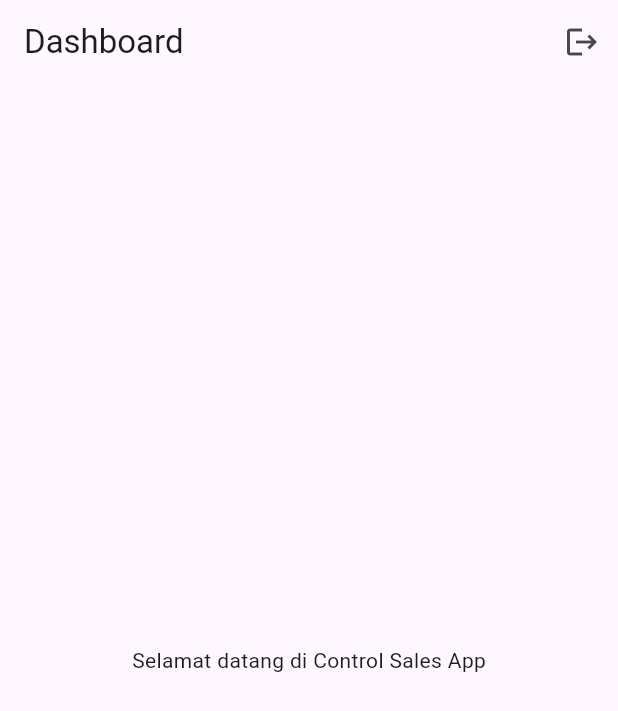
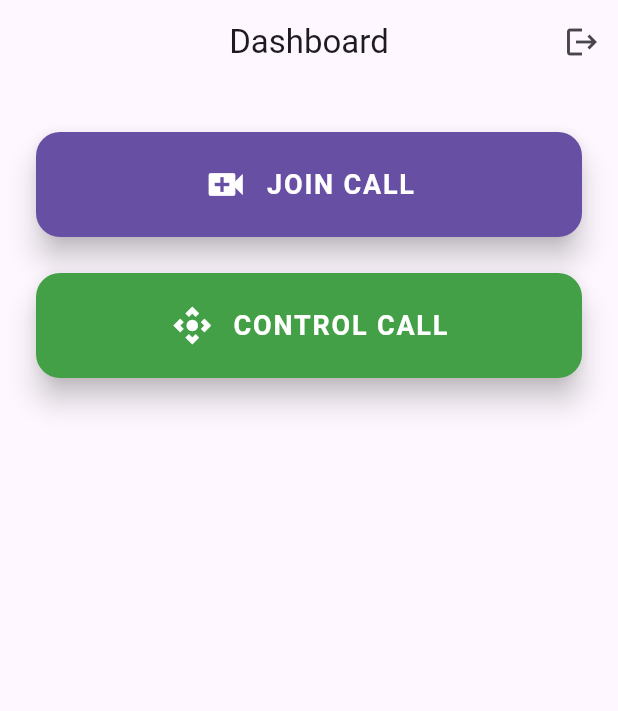
Before and after one commit to irvancharis/CO_Control_Mobile, a Flutter app: the DashboardScreen screen opened directly, on a phone screen of 412 x 824 dp. Shown: the top 711 px of the screen. Run offline on Flutter 3.47's test engine with Material 3 defaults, Android fonts, the phone set to English and light mode, and no system bars; our stand-ins replace shared_preferences; accounts and stored records are empty.

Commit message:
update home page

```diff
--- /dev/null
+++ b/lib/screens/control_call_screen.dart
@@ -0,0 +1,13 @@
+import 'package:flutter/material.dart';
+
+class ControlCallScreen extends StatelessWidget {
+  const ControlCallScreen({Key? key}) : super(key: key);
+
+  @override
+  Widget build(BuildContext context) {
+    return Scaffold(
+      appBar: AppBar(title: const Text('Control Call')),
+      body: const Center(child: Text('Halaman Control Call')),
+    );
+  }
+}
--- a/lib/screens/dashboard_screen.dart
+++ b/lib/screens/dashboard_screen.dart
@@ -1,14 +1,37 @@
 import 'package:flutter/material.dart';
+import 'package:shared_preferences/shared_preferences.dart';
 import '../services/auth_service.dart';
+import 'join_call_screen.dart';
+import 'control_call_screen.dart';
 
-class DashboardScreen extends StatelessWidget {
+class DashboardScreen extends StatefulWidget {
   const DashboardScreen({Key? key}) : super(key: key);
 
   @override
+  _DashboardScreenState createState() => _DashboardScreenState();
+}
+
+class _DashboardScreenState extends State<DashboardScreen> {
+  late Future<String?> _usernameFuture;
+
+  @override
+  void initState() {
+    super.initState();
+    _usernameFuture = _loadUsername();
+  }
+
+  Future<String?> _loadUsername() async {
+    final prefs = await SharedPreferences.getInstance();
+    return prefs.getString('username') ?? 'User';
+  }
+
+  @override
   Widget build(BuildContext context) {
+    final theme = Theme.of(context);
     return Scaffold(
       appBar: AppBar(
         title: const Text('Dashboard'),
+        centerTitle: true,
         actions: [
           IconButton(
             icon: const Icon(Icons.logout),
@@ -19,7 +42,79 @@ class DashboardScreen extends StatelessWidget {
           )
         ],
       ),
-      body: const Center(child: Text('Selamat datang di Control Sales App')),
+      body: Padding(
+        padding: const EdgeInsets.symmetric(horizontal: 24, vertical: 32),
+        child: Column(
+          crossAxisAlignment: CrossAxisAlignment.start,
+          children: [
+            Expanded(
+              child: Column(
+                mainAxisAlignment: MainAxisAlignment.start,
+                children: [
+                  _buildActionButton(
+                    context,
+                    label: 'JOIN CALL',
+                    icon: Icons.video_call,
+                    color: theme.primaryColor,
+                    onTap: () => Navigator.of(context).push(
+                      MaterialPageRoute(builder: (_) => const JoinCallScreen()),
+                    ),
+                  ),
+                  const SizedBox(height: 24),
+                  _buildActionButton(
+                    context,
+                    label: 'CONTROL CALL',
+                    icon: Icons.control_camera,
+                    color: Colors.green.shade600,
+                    onTap: () => Navigator.of(context).push(
+                      MaterialPageRoute(
+                          builder: (_) => const ControlCallScreen()),
+                    ),
+                  ),
+                ],
+              ),
+            ),
+          ],
+        ),
+      ),
+    );
+  }
+
+  Widget _buildActionButton(
+    BuildContext context, {
+    required String label,
+    required IconData icon,
+    required Color color,
+    required VoidCallback onTap,
+  }) {
+    return Material(
+      color: color,
+      borderRadius: BorderRadius.circular(16),
+      elevation: 8,
+      child: InkWell(
+        borderRadius: BorderRadius.circular(16),
+        onTap: onTap,
+        child: Container(
+          width: double.infinity,
+          padding: const EdgeInsets.symmetric(vertical: 20),
+          child: Row(
+            mainAxisAlignment: MainAxisAlignment.center,
+            children: [
+              Icon(icon, size: 30, color: Colors.white),
+              const SizedBox(width: 12),
+              Text(
+                label,
+                style: const TextStyle(
+                  color: Colors.white,
+                  fontSize: 18,
+                  fontWeight: FontWeight.w600,
+                  letterSpacing: 1.2,
+                ),
+              ),
+            ],
+          ),
+        ),
+      ),
     );
   }
 }
--- /dev/null
+++ b/lib/screens/join_call_screen.dart
@@ -0,0 +1,13 @@
+import 'package:flutter/material.dart';
+
+class JoinCallScreen extends StatelessWidget {
+  const JoinCallScreen({Key? key}) : super(key: key);
+
+  @override
+  Widget build(BuildContext context) {
+    return Scaffold(
+      appBar: AppBar(title: const Text('Join Call')),
+      body: const Center(child: Text('Halaman Join Call')),
+    );
+  }
+}
--- a/lib/services/auth_service.dart
+++ b/lib/services/auth_service.dart
@@ -22,6 +22,9 @@ class AuthService {
       await prefs.setBool('isLoggedIn', true);
       return true;
     }
+    print('Login HTTP status: ${response.statusCode}');
+    print('Login response body: ${response.body}');
+
     return false;
   }
 
```
